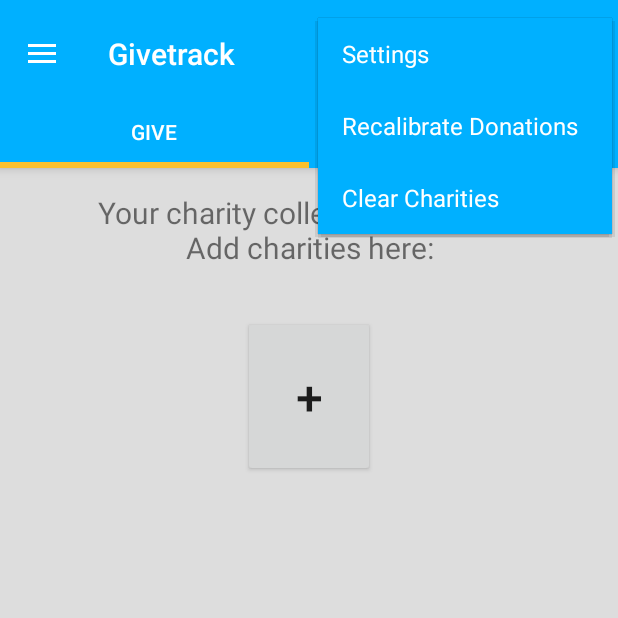
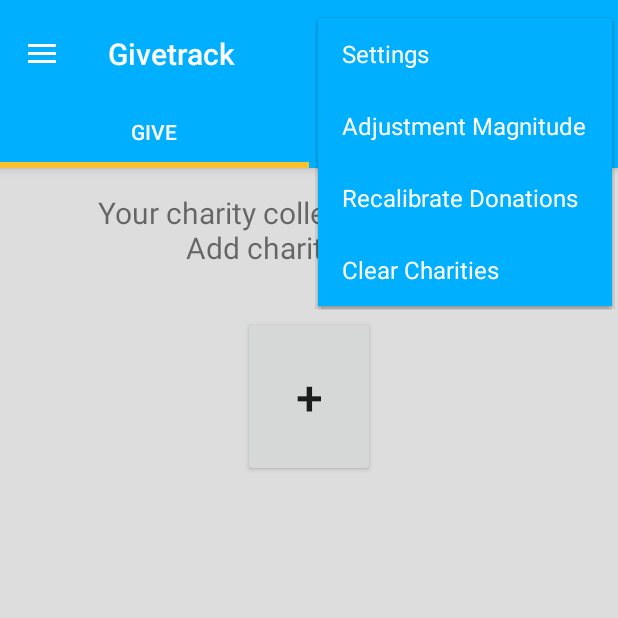
Before and after one commit to rjbx/Giftab, an Android app: the screen it shows after launch once a user with an empty profile is signed in (MainActivity), with the options menu open, on a phone screen of 412 x 824 dp, the top half of it. Run offline under Robolectric (Android 15) with nearby library versions, the phone set to English and light mode, and no system bars; our stand-ins replace Firebase (no records; nobody signed in at launch, a user with empty details on screens opened directly), Timber; libraries missing offline, so code that uses them is left out: com.firebase.ui; 1 statement that could not run was skipped.

Commit message:
feature: Implement amount tracking and percentage magnitude Preferences
Action for adjusting percentage magnitude was added to MainActivity OpritonsMenu

See also: a63d52b

```diff
--- a/app/src/main/java/com/github/rjbx/givetrack/data/UserPreferences.java
+++ b/app/src/main/java/com/github/rjbx/givetrack/data/UserPreferences.java
@@ -21,7 +21,7 @@ public class UserPreferences {
     public static final String KEY_GENDER = "gender";
     public static final String KEY_THEME = "theme";
     public static final String KEY_TRACKED = "tracked";
-    public static final String KEY_INCREMENT = "increment";
+    public static final String KEY_MAGNITUDE = "magnitude";
     public static final String KEY_DONATION = "donation";
     public static final String KEY_PROPORTIONS = "proportions";
     public static final String KEY_CHARITIES = "charities";
@@ -189,14 +189,14 @@ public class UserPreferences {
         sp.edit().putFloat(KEY_TRACKED, tracked).apply();
     }
 
-    public static float getIncrement(Context context) {
+    public static float getMagnitude(Context context) {
         SharedPreferences sp = PreferenceManager.getDefaultSharedPreferences(context);
-        return sp.getFloat(KEY_INCREMENT, 0f);
+        return sp.getFloat(KEY_MAGNITUDE, 0f);
     }
 
-    public static void setIncrement(Context context, float increment) {
+    public static void setMagnitude(Context context, float magnitude) {
         SharedPreferences sp = PreferenceManager.getDefaultSharedPreferences(context);
-        sp.edit().putFloat(KEY_INCREMENT, increment).apply();
+        sp.edit().putFloat(KEY_MAGNITUDE, magnitude).apply();
     }
 
     public static float getDonation(Context context) {
@@ -342,7 +342,7 @@ public class UserPreferences {
                 getGender(context),
                 getTheme(context),
                 getDonation(context),
-                getIncrement(context),
+                getMagnitude(context),
                 getDonation(context),
                 getProportions(context),
                 getCharities(context),
--- a/app/src/main/java/com/github/rjbx/givetrack/data/UserProfile.java
+++ b/app/src/main/java/com/github/rjbx/givetrack/data/UserProfile.java
@@ -20,7 +20,7 @@ public class UserProfile {
     private int theme;
     private float tracked;
     private float donation;
-    private float increment;
+    private float magnitude;
     private List<String> proportions;
     private List<String> charities;
     private String term;
@@ -56,7 +56,7 @@ public class UserProfile {
             String gender,
             int theme,
             float tracked,
-            float increment,
+            float magnitude,
             float donation,
             List<String> proportions,
             List<String> charities,
@@ -83,7 +83,7 @@ public class UserProfile {
         this.gender = gender;
         this.theme = theme;
         this.tracked = tracked;
-        this.increment = increment;
+        this.magnitude = magnitude;
         this.donation = donation;
         this.proportions = proportions;
         this.charities = charities;
@@ -132,8 +132,8 @@ public class UserProfile {
     void setTheme(int theme) { this.theme = theme; }
     public float getTracked() { return tracked; }
     public void setTracked(float tracked) { this.tracked = tracked; }
-    public float getIncrement() { return increment; }
-    public void setIncrement(float increment) { this.increment = increment; }
+    public float getMagnitude() { return magnitude; }
+    public void setMagnitude(float magnitude) { this.magnitude = magnitude; }
     public float getDonation() { return donation; }
     public void setDonation(float donation) { this.donation = donation; }
     public List<String> getProportions() { return proportions; }
@@ -245,7 +245,7 @@ public class UserProfile {
         map.put("gender", gender);
         map.put("theme", theme);
         map.put("tracked", tracked);
-        map.put("increment", increment);
+        map.put("magnitude", magnitude);
         map.put("donation", donation);
         map.put("proportions", proportions);
         map.put("charities", charities);
--- a/app/src/main/java/com/github/rjbx/givetrack/ui/DonationFragment.java
+++ b/app/src/main/java/com/github/rjbx/givetrack/ui/DonationFragment.java
@@ -337,7 +337,7 @@ public class DonationFragment extends Fragment implements CharityFragment.Master
                 dialog.setMessage(mParentActivity.getString(R.string.dialog_removal_alert, name));
                 dialog.setButton(AlertDialog.BUTTON_NEUTRAL, getString(R.string.dialog_option_keep),
                         (neutralButtonOnClickDialog, neutralButtonOnClickPosition) -> dialog.dismiss());
-                dialog.setButton(AlertDialog.BUTTON_NEGATIVE, getString(R.string.dialog_remove),
+                dialog.setButton(AlertDialog.BUTTON_NEGATIVE, getString(R.string.dialog_option_remove),
                         (negativeButtonOnClickDialog, negativeButtonOnClickPosition) -> {
                             if (mDualPane) showSinglePane();
 //                                if (mValuesArray.length == 1) onDestroy();
--- a/app/src/main/java/com/github/rjbx/givetrack/ui/SearchActivity.java
+++ b/app/src/main/java/com/github/rjbx/givetrack/ui/SearchActivity.java
@@ -77,12 +77,12 @@ public class SearchActivity extends AppCompatActivity
 
         mDialog = new AlertDialog.Builder(this).create();
         mDialog.setMessage(getString(R.string.dialog_filter_setup));
-        mDialog.setButton(android.app.AlertDialog.BUTTON_POSITIVE, getString(R.string.dialog_start),
+        mDialog.setButton(android.app.AlertDialog.BUTTON_POSITIVE, getString(R.string.dialog_option_start),
                 (onClickDialog, onClickPosition) -> {
                     sDialogShown = true;
                     startActivity(new Intent(this, SettingsActivity.class));
         });
-        mDialog.setButton(android.app.AlertDialog.BUTTON_NEUTRAL, getString(R.string.dialog_later),
+        mDialog.setButton(android.app.AlertDialog.BUTTON_NEUTRAL, getString(R.string.dialog_option_later),
                 (onClickDialog, onClickPosition) -> mDialog.dismiss());
         ActionBar actionBar = getSupportActionBar();
         if (actionBar != null) actionBar.setDisplayHomeAsUpEnabled(true);
--- a/app/src/main/res/menu/main.xml
+++ b/app/src/main/res/menu/main.xml
@@ -10,6 +10,11 @@
         android:title="@string/action_settings"
         app:showAsAction="never" />
     <item
+        android:id="@+id/action_magnitude"
+        android:orderInCategory="200"
+        android:title="@string/action_magnitude_label"
+        app:showAsAction="never"/>
+    <item
         android:id="@+id/action_recalibrate"
         android:orderInCategory="200"
         android:title="@string/action_recalibrate"
--- a/app/src/main/res/values/strings.xml
+++ b/app/src/main/res/values/strings.xml
@@ -19,15 +19,17 @@
     <string name="action_share">Share</string>
     <string name="action_recalibrate">Recalibrate Donations</string>
     <string name="action_clear">Clear Charities</string>
+    <string name="action_magnitude_label">Adjustment Magnitude</string>
     <string name="action_toggle_on">Toggle overlay on</string>
     <string name="action_toggle_off">Toggle overlay off</string>
     <string name="action_overlay">Apply overlay</string>
-    <string name="dialog_cancel">CANCEL</string>
+    <string name="dialog_option_cancel">CANCEL</string>
     <string name="dialog_option_erase">ERASE</string>
     <string name="dialog_option_keep">KEEP</string>
-    <string name="dialog_remove">REMOVE</string>
-    <string name="dialog_later">REMIND ME LATER</string>
-    <string name="dialog_start">GET STARTED</string>
+    <string name="dialog_option_confirm">OK</string>
+    <string name="dialog_option_remove">REMOVE</string>
+    <string name="dialog_option_later">REMIND ME LATER</string>
+    <string name="dialog_option_start">GET STARTED</string>
 
     <!-- Accessibility -->
     <string name="description_close_button">Press this button to close this view</string>
```
Also changed, not shown: app/src/main/java/com/github/rjbx/givetrack/ui/MainActivity.java (+25 -8 lines), 1 other file.
